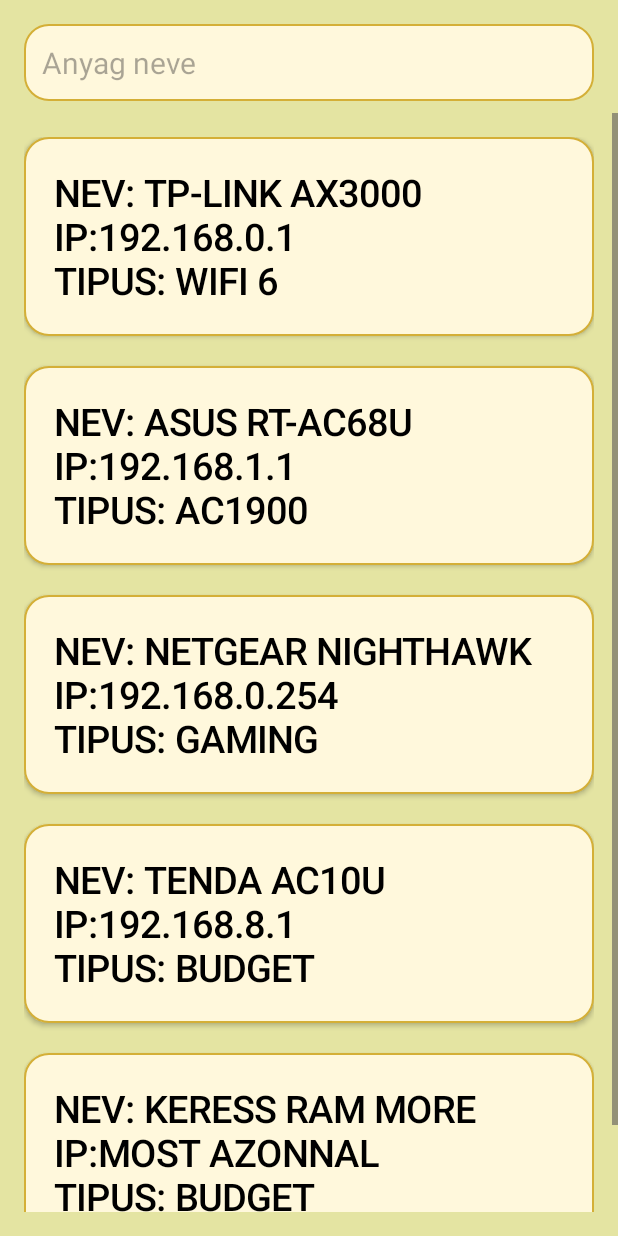
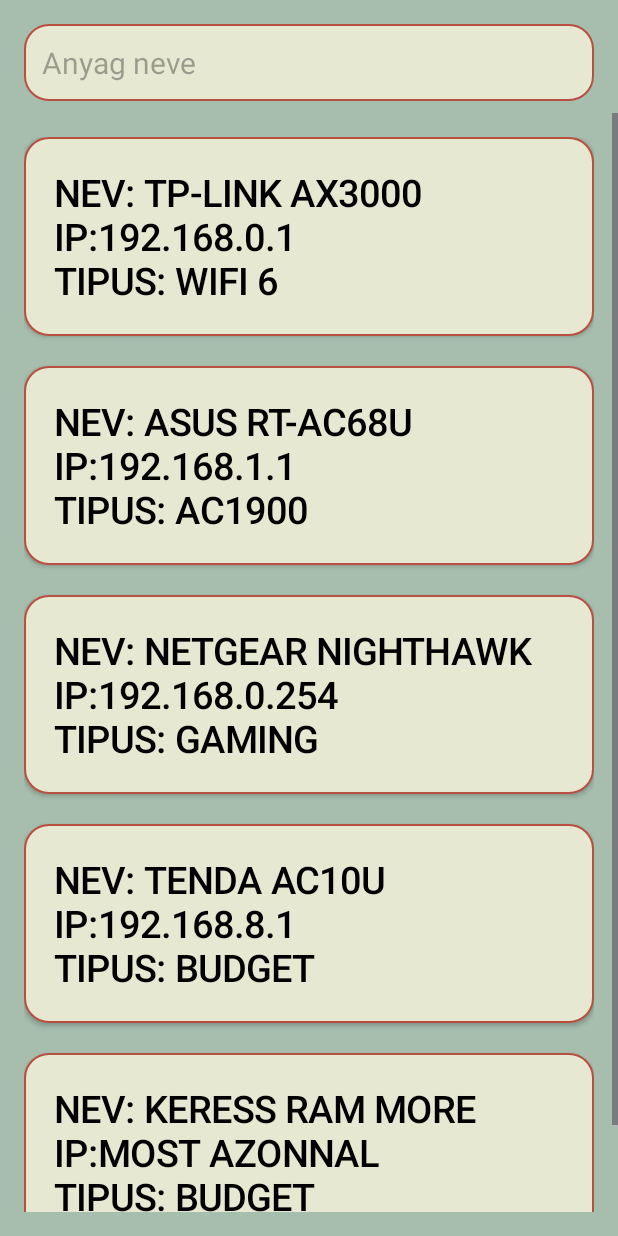
Before and after one commit to Markspooky/fontos_szakdoga, an Android app: the screen it shows after launch (LoggedIn), after a tap on "Cérna keresése", on a phone screen of 412 x 824 dp. Run offline under Robolectric (Android 15) with nearby library versions, the phone set to English and light mode, and no system bars.

Commit message:
Progress and planning

```diff
--- a/app/src/main/java/com/example/szakdoga/SearchPDF.java
+++ b/app/src/main/java/com/example/szakdoga/SearchPDF.java
@@ -113,7 +113,8 @@ public class SearchPDF extends AppCompatActivity {
         allPdf = Arrays.asList(
                 new Asd("https://morth.nic.in/sites/default/files/dd12-13_0.pdf","pdf1"),
                 new Asd("https://morth.nic.in/sites/default/files/dd12-13_0.pdf","pdf2"),
-                new Asd("https://morth.nic.in/sites/default/files/dd12-13_0.pdf","pdf3")
+                new Asd("https://morth.nic.in/sites/default/files/dd12-13_0.pdf","pdf3"),
+                new Asd("\\\\192.168.255.40\\Megosztas\\Dokumentumok\\B&B","pdf4")
         );
 
         updateResults("");
--- a/app/src/main/res/drawable/bg_window.xml
+++ b/app/src/main/res/drawable/bg_window.xml
@@ -1,7 +1,7 @@
 <?xml version="1.0" encoding="utf-8"?>
 <shape xmlns:android="http://schemas.android.com/apk/res/android">
     <gradient android:angle="45"
-        android:startColor="@color/beige"
-        android:endColor="@color/beige"/>
+        android:startColor="@color/background"
+        android:endColor="@color/background"/>
     <corners android:radius="12dp"/>
 </shape>
--- a/app/src/main/res/drawable/ic_clear.xml
+++ b/app/src/main/res/drawable/ic_clear.xml
@@ -3,7 +3,7 @@
     android:height="24dp"
     android:viewportWidth="24"
     android:viewportHeight="24"
-    android:tint="@color/gold">
+    android:tint="@color/background">
     <path
         android:fillColor="@android:color/white"
         android:pathData="M19,6.41L17.59,5 12,10.59 6.41,5 5,6.41 10.59,12 5,17.59 6.41,19 12,13.41 17.59,19 19,17.59 13.41,12z"/>
--- /dev/null
+++ b/app/src/main/res/drawable/ic_moon.xml
@@ -0,0 +1,9 @@
+<vector xmlns:android="http://schemas.android.com/apk/res/android"
+    android:width="24dp"
+    android:height="24dp"
+    android:viewportWidth="24"
+    android:viewportHeight="24">
+    <path
+        android:fillColor="#000"
+        android:pathData="M12 2a9.99 9.99 0 0 0 0 20c5.52 0 10-4.48 10-10S17.52 2 12 2zM4 12c0-4.42 3.58-8 8-8v16c-4.42 0-8-3.58-8-8z" />
+</vector>
--- /dev/null
+++ b/app/src/main/res/drawable/ic_sun.xml
@@ -0,0 +1,9 @@
+<vector xmlns:android="http://schemas.android.com/apk/res/android"
+    android:width="24dp"
+    android:height="24dp"
+    android:viewportWidth="24"
+    android:viewportHeight="24">
+    <path
+        android:fillColor="#FFA000"
+        android:pathData="M6.76 4.84l-1.8-1.79L3.17 4.84l1.79 1.79L6.76 4.84zM1 13h3v-2H1v2zm10 8h2v-3h-2v3zm9-8v-2h-3v2h3zm-2.93 5.66l1.79 1.79 1.79-1.79-1.79-1.79-1.79 1.79zM12 6a6 6 0 1 1 0 12 6 6 0 0 1 0-12zM20.84 4.84l-1.79-1.79-1.8 1.79 1.8 1.79 1.79-1.79zM17 13h3v-2h-3v2z" />
+</vector>
--- a/app/src/main/res/drawable/rounded_button.xml
+++ b/app/src/main/res/drawable/rounded_button.xml
@@ -5,7 +5,7 @@
 
     <item>
         <shape android:shape="rectangle">
-            <solid android:color="@color/gold"/>
+            <solid android:color="@color/background"/>
             <solid android:color="#000000" />
             <corners android:radius="16dp" />
         </shape>
--- a/app/src/main/res/drawable/rounded_edittext.xml
+++ b/app/src/main/res/drawable/rounded_edittext.xml
@@ -2,9 +2,9 @@
 <shape xmlns:android="http://schemas.android.com/apk/res/android"
     android:shape="rectangle">
 
-    <solid android:color="#FFF8DC" />
+    <solid android:color="@color/dialogbackground" />
     <corners android:radius="16dp" />
     <stroke
         android:width="1dp"
-        android:color="#D4AF37" />
+        android:color="@color/btnbackground" />
 </shape>
--- a/app/src/main/res/layout/activity_logged_in.xml
+++ b/app/src/main/res/layout/activity_logged_in.xml
@@ -6,7 +6,7 @@
     android:layout_width="match_parent"
     android:layout_height="match_parent"
     tools:context=".LoggedIn"
-    android:background="@color/beige"
+    android:background="@color/background"
     style="@style/Bars">
 
     <EditText
--- a/app/src/main/res/layout/activity_main.xml
+++ b/app/src/main/res/layout/activity_main.xml
@@ -6,7 +6,7 @@
     android:id="@+id/main"
     android:layout_width="match_parent"
     android:layout_height="match_parent"
-    android:background="@color/beige"
+    android:background="@color/background"
     android:padding="32dp"
     tools:context=".MainActivity">
 
--- a/app/src/main/res/layout/activity_search_pdf.xml
+++ b/app/src/main/res/layout/activity_search_pdf.xml
@@ -6,7 +6,7 @@
     android:layout_width="match_parent"
     android:layout_height="match_parent"
     tools:context=".LoggedIn"
-    android:background="@color/beige"
+    android:background="@color/background"
     style="@style/Bars">
 
     <EditText
--- a/app/src/main/res/layout/pdfopen_page.xml
+++ b/app/src/main/res/layout/pdfopen_page.xml
@@ -6,7 +6,7 @@
     android:id="@+id/main"
     android:layout_width="match_parent"
     android:layout_height="match_parent"
-    android:background="@color/beige"
+    android:background="@color/background"
     android:padding="24dp">
 
     <LinearLayout
--- a/app/src/main/res/values/colors.xml
+++ b/app/src/main/res/values/colors.xml
@@ -1,9 +1,25 @@
 <?xml version="1.0" encoding="utf-8"?>
 <resources>
+
     <color name="black">#FF000000</color>
     <color name="white">#FFFFFFFF</color>
-    <color name="beige">#e4e4a2</color>
-    <color name="gold">#D4AF37</color>
     <color name="primary">#6200EE</color>
     <color name="primary_dark">#3700B3</color>
+    <color name="lavender_light">#EDE7F6</color>
+    <color name="light_grey">#F5F5F5</color>
+    <color name="soft_blue">#E3F2FD</color>
+    <color name="dialogbackground">#E7E8D1</color>
+    <color name="btnbackground">#B85042</color>
+    <color name="background">#A7BEAE</color>
+    <color name="colorPrimary">#0f9d58</color>
+    <color name="colorPrimaryDark">#006d2d</color>
+    <color name="colorAccent">#55cf86</color>
+
+
+    <!-- Dark mode: -->
+
+    <color name="textColor">@color/black</color>
+    <color name="backgroundColor">@color/white</color>
+
+
 </resources>
--- a/app/src/main/res/values/styles.xml
+++ b/app/src/main/res/values/styles.xml
@@ -1,8 +1,8 @@
 <?xml version="1.0" encoding="utf-8"?>
 <resources>
     <style name ="Bars">
-        <item name="android:statusBarColor">@color/beige</item>
-        <item name="android:navigationBarColor">@color/beige</item>
+        <item name="android:statusBarColor">@color/background</item>
+        <item name="android:navigationBarColor">@color/background</item>
     </style>
 
 </resources>
```
Also changed, not shown: app/src/main/java/com/example/szakdoga/MainActivity.java (+61 -2 lines), app/src/main/res/layout/detailed_info.xml (+2 -5 lines).
